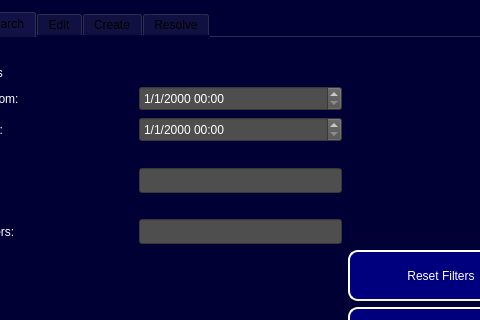
Old version of the form ui/Admin_Level2_Access.ui in the repository Capstone-RFID/Code; both pictures show x 93 to 573 and y 0 to 320 of the 667 by 610 pixel window.
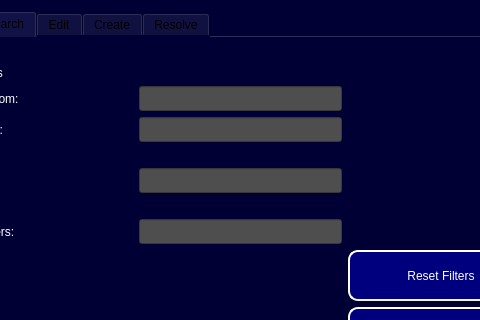
New version of the form.

Commit message:
Admin Level2
Added Line edits for date input instead of datetime objects

Patch:
```diff
--- a/ui/Admin_Level2_Access.ui
+++ b/ui/Admin_Level2_Access.ui
@@ -234,27 +234,6 @@
                </property>
               </widget>
              </item>
-             <item row="1" column="1">
-              <widget class="QDateTimeEdit" name="Search_Datetime_From">
-               <property name="minimumSize">
-                <size>
-                 <width>0</width>
-                 <height>25</height>
-                </size>
-               </property>
-               <property name="styleSheet">
-                <string notr="true">
-color: rgb(255, 255, 255);
-background-color: rgb(78, 78, 78);
-font: 12pt &quot;MS Shell Dlg 2&quot;;
-
-QDateTimeEdit::AmPmSection = 0</string>
-               </property>
-               <property name="displayFormat">
-                <string>M/d/yyyy hh:mm </string>
-               </property>
-              </widget>
-             </item>
              <item row="1" column="0">
               <widget class="QLabel" name="Search_Datetime_From_Label">
                <property name="styleSheet">
@@ -320,34 +299,6 @@
                </property>
               </widget>
              </item>
-             <item row="2" column="1">
-              <widget class="QDateTimeEdit" name="Search_Datetime_To">
-               <property name="minimumSize">
-                <size>
-                 <width>0</width>
-                 <height>25</height>
-                </size>
-               </property>
-               <property name="styleSheet">
-                <string notr="true">color: rgb(255, 255, 255);
-background-color: rgb(78, 78, 78);
-font: 12pt &quot;MS Shell Dlg 2&quot;;</string>
-               </property>
-               <property name="minimumDateTime">
-                <datetime>
-                 <hour>0</hour>
-                 <minute>0</minute>
-                 <second>0</second>
-                 <year>1752</year>
-                 <month>9</month>
-                 <day>14</day>
-                </datetime>
-               </property>
-               <property name="displayFormat">
-                <string>M/d/yyyy hh:mm</string>
-               </property>
-              </widget>
-             </item>
              <item row="4" column="0">
               <widget class="QLabel" name="Search_Employee_ID_Label">
                <property name="styleSheet">
@@ -460,6 +411,36 @@
                </property>
               </spacer>
              </item>
+             <item row="1" column="1">
+              <widget class="QLineEdit" name="Search_Datetime_From">
+               <property name="minimumSize">
+                <size>
+                 <width>0</width>
+                 <height>25</height>
+                </size>
+               </property>
+               <property name="styleSheet">
+                <string notr="true">color: rgb(255, 255, 255);
+background-color: rgb(78, 78, 78);
+font: 12pt &quot;MS Shell Dlg 2&quot;;</string>
+               </property>
+              </widget>
+             </item>
+             <item row="2" column="1">
+              <widget class="QLineEdit" name="lineEdit">
+               <property name="minimumSize">
+                <size>
+                 <width>0</width>
+                 <height>25</height>
+                </size>
+               </property>
+               <property name="styleSheet">
+                <string notr="true">color: rgb(255, 255, 255);
+background-color: rgb(78, 78, 78);
+font: 12pt &quot;MS Shell Dlg 2&quot;;</string>
+               </property>
+              </widget>
+             </item>
             </layout>
            </item>
            <item>
```
The commit also changes 1 other file.
